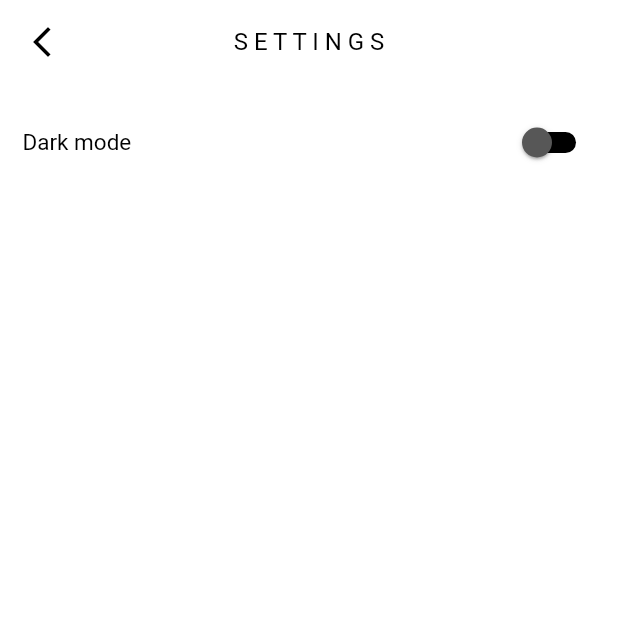
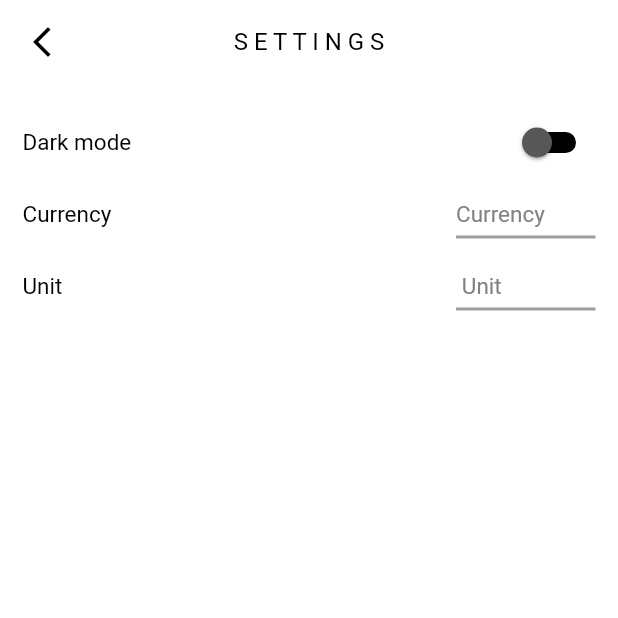
Before and after one commit to Kanav-Arora/FinBooks, a Flutter app: the Settings screen opened directly, on a phone screen of 412 x 824 dp, the top half of it. Run offline on Flutter 3.47's test engine with Material 2 defaults, Android fonts, the phone set to English and light mode, and no system bars; our stand-ins replace adaptive_theme, cached_network_image, firebase_auth, firebase_core, firebase_database, fluttertoast and 2 more; accounts and stored records are empty.

Commit message:
UI changes

```diff
--- a/lib/providers/settings_provider.dart
+++ b/lib/providers/settings_provider.dart
@@ -2,10 +2,19 @@ import 'package:flutter/material.dart';
 
 class SettingsProvider with ChangeNotifier {
   bool isDark;
+  String units = "";
+  String currency = "";
   SettingsProvider(this.isDark);
-  String units = "units";
 
   void toggleDarkMode(bool v) {
     isDark = v;
   }
+
+  void changeUnits(String u) {
+    units = u;
+  }
+
+  void changeCurrency(String c) {
+    currency = c;
+  }
 }
--- a/lib/screens/purchase/add_purchase.dart
+++ b/lib/screens/purchase/add_purchase.dart
@@ -547,6 +547,8 @@ class _AddPurchaseState extends State<AddPurchase> {
                           keyboardType: TextInputType.number,
                           textInputAction: TextInputAction.next,
                           decoration: InputDecoration(
+                            suffixText:
+                                "${settingsProv.currency.substring(0, 1)} ",
                             isDense: true,
                             hintText: "Price",
                             hintStyle: const TextStyle(
@@ -605,6 +607,7 @@ class _AddPurchaseState extends State<AddPurchase> {
                           keyboardType: TextInputType.number,
                           textInputAction: TextInputAction.next,
                           decoration: InputDecoration(
+                            suffixText: "${settingsProv.units} ",
                             isDense: true,
                             hintText: "Quantity",
                             hintStyle: const TextStyle(
@@ -631,6 +634,7 @@ class _AddPurchaseState extends State<AddPurchase> {
                           keyboardType: TextInputType.number,
                           textInputAction: TextInputAction.next,
                           decoration: InputDecoration(
+                            suffixText: "% ",
                             isDense: true,
                             hintText: "Discount(%)",
                             hintStyle: const TextStyle(
--- a/lib/screens/sale/add_sale.dart
+++ b/lib/screens/sale/add_sale.dart
@@ -548,6 +548,8 @@ class _AddSaleState extends State<AddSale> {
                           keyboardType: TextInputType.number,
                           textInputAction: TextInputAction.next,
                           decoration: InputDecoration(
+                            suffixText:
+                                "${settingsProv.currency.substring(0, 1)} ",
                             isDense: true,
                             hintText: "Price",
                             hintStyle: const TextStyle(
@@ -614,6 +616,7 @@ class _AddSaleState extends State<AddSale> {
                           keyboardType: TextInputType.number,
                           textInputAction: TextInputAction.next,
                           decoration: InputDecoration(
+                            suffixText: "${settingsProv.units} ",
                             isDense: true,
                             hintText: "Quantity",
                             hintStyle: const TextStyle(
@@ -640,8 +643,9 @@ class _AddSaleState extends State<AddSale> {
                           keyboardType: TextInputType.number,
                           textInputAction: TextInputAction.next,
                           decoration: InputDecoration(
+                            suffixText: "% ",
                             isDense: true,
-                            hintText: "Discount(%)",
+                            hintText: "Discount",
                             hintStyle: const TextStyle(
                                 color: Color.fromARGB(255, 130, 130, 130)),
                             fillColor: settingsProv.isDark == true
--- a/lib/screens/settings.dart
+++ b/lib/screens/settings.dart
@@ -12,6 +12,19 @@ class Settings extends StatefulWidget {
 
 class _SettingsState extends State<Settings> {
   final ValueNotifier _notifierDarkMode = ValueNotifier(false);
+  final ValueNotifier _notifierCurrency = ValueNotifier("");
+  final ValueNotifier _notifierUnits = ValueNotifier("");
+
+  late List<String> _currencyList;
+  late List<String> _unitsList;
+
+  @override
+  void initState() {
+    // TODO: implement initState
+    _currencyList = ["₹ INR", "\$ USD", "£ GBP", "¥ JPY"];
+    _unitsList = ["Units", "Kg", "Ltr"];
+    super.initState();
+  }
 
   @override
   Widget build(BuildContext context) {
@@ -19,6 +32,8 @@ class _SettingsState extends State<Settings> {
     final size = MediaQuery.of(context).size;
     final prov = Provider.of<SettingsProvider>(context, listen: false);
     _notifierDarkMode.value = prov.isDark;
+    _notifierCurrency.value = prov.currency;
+    _notifierUnits.value = prov.units;
     return Scaffold(
       appBar: AppBar(
         leading: IconButton(
@@ -61,14 +76,125 @@ class _SettingsState extends State<Settings> {
                       value: _notifierDarkMode.value,
                       onChanged: (bool value) {
                         _notifierDarkMode.value = value;
-                        prov.toggleDarkMode(value);
-                        value == false
+                        prov.toggleDarkMode(_notifierDarkMode.value);
+                        _notifierDarkMode.value == false
                             ? AdaptiveTheme.of(context).setLight()
                             : AdaptiveTheme.of(context).setDark();
                       },
                     );
                   },
                 )
+              ],
+            ),
+            Row(
+              mainAxisAlignment: MainAxisAlignment.spaceBetween,
+              children: [
+                Text(
+                  'Currency',
+                  style: th.textTheme.bodyMedium,
+                ),
+                SizedBox(
+                  width: (size.width - 40) / 4,
+                  child: ValueListenableBuilder(
+                    valueListenable: _notifierCurrency,
+                    builder: ((ctx, value, child) {
+                      return DropdownButton<String>(
+                          iconSize: 0.0,
+                          alignment: AlignmentDirectional.center,
+                          hint: Text(
+                            'Currency',
+                            style: th.textTheme.bodyMedium!.copyWith(
+                                color:
+                                    const Color.fromARGB(255, 130, 130, 130)),
+                            textAlign: TextAlign.center,
+                          ),
+                          value: _notifierCurrency.value == ""
+                              ? null
+                              : _notifierCurrency.value,
+                          icon: const Icon(Icons.arrow_downward),
+                          elevation: 16,
+                          style: const TextStyle(color: Colors.deepPurple),
+                          underline: Container(
+                            height: 2,
+                            color: Colors.grey,
+                          ),
+                          dropdownColor: prov.isDark == true
+                              ? const Color.fromARGB(255, 23, 23, 23)
+                              : Colors.white,
+                          onChanged: (String? value) {
+                            _notifierCurrency.value = value.toString();
+                            prov.currency = _notifierCurrency.value;
+                          },
+                          items: _currencyList
+                              .map<DropdownMenuItem<String>>((String value) {
+                            return DropdownMenuItem<String>(
+                              value: value,
+                              child: Center(
+                                child: Text(
+                                  value,
+                                  style: th.textTheme.bodyMedium,
+                                ),
+                              ),
+                            );
+                          }).toList());
+                    }),
+                  ),
+                ),
+              ],
+            ),
+            Row(
+              mainAxisAlignment: MainAxisAlignment.spaceBetween,
+              children: [
+                Text(
+                  'Unit',
+                  style: th.textTheme.bodyMedium,
+                ),
+                SizedBox(
+                  width: (size.width - 40) / 4,
+                  child: ValueListenableBuilder(
+                    valueListenable: _notifierCurrency,
+                    builder: ((ctx, value, child) {
+                      return DropdownButton<String>(
+                          iconSize: 0.0,
+                          alignment: AlignmentDirectional.center,
+                          hint: Text(
+                            'Unit',
+                            style: th.textTheme.bodyMedium!.copyWith(
+                                color:
+                                    const Color.fromARGB(255, 130, 130, 130)),
+                            textAlign: TextAlign.center,
+                          ),
+                          value: _notifierUnits.value == ""
+                              ? null
+                              : _notifierUnits.value,
+                          icon: const Icon(Icons.arrow_downward),
+                          elevation: 16,
+                          underline: Container(
+                            height: 2,
+                            color: Colors.grey,
+                          ),
+                          dropdownColor: prov.isDark == true
+                              ? const Color.fromARGB(255, 23, 23, 23)
+                              : Colors.white,
+                          onChanged: (String? value) {
+                            _notifierUnits.value = value.toString();
+                            prov.units = _notifierUnits.value;
+                          },
+                          items: _unitsList
+                              .map<DropdownMenuItem<String>>((String value) {
+                            return DropdownMenuItem<String>(
+                              value: value,
+                              child: Center(
+                                child: Text(
+                                  value,
+                                  style: th.textTheme.bodyMedium,
+                                ),
+                              ),
+                            );
+                          }).toList());
+                    }),
+                  ),
+                ),
               ],
             )
           ]),
```
